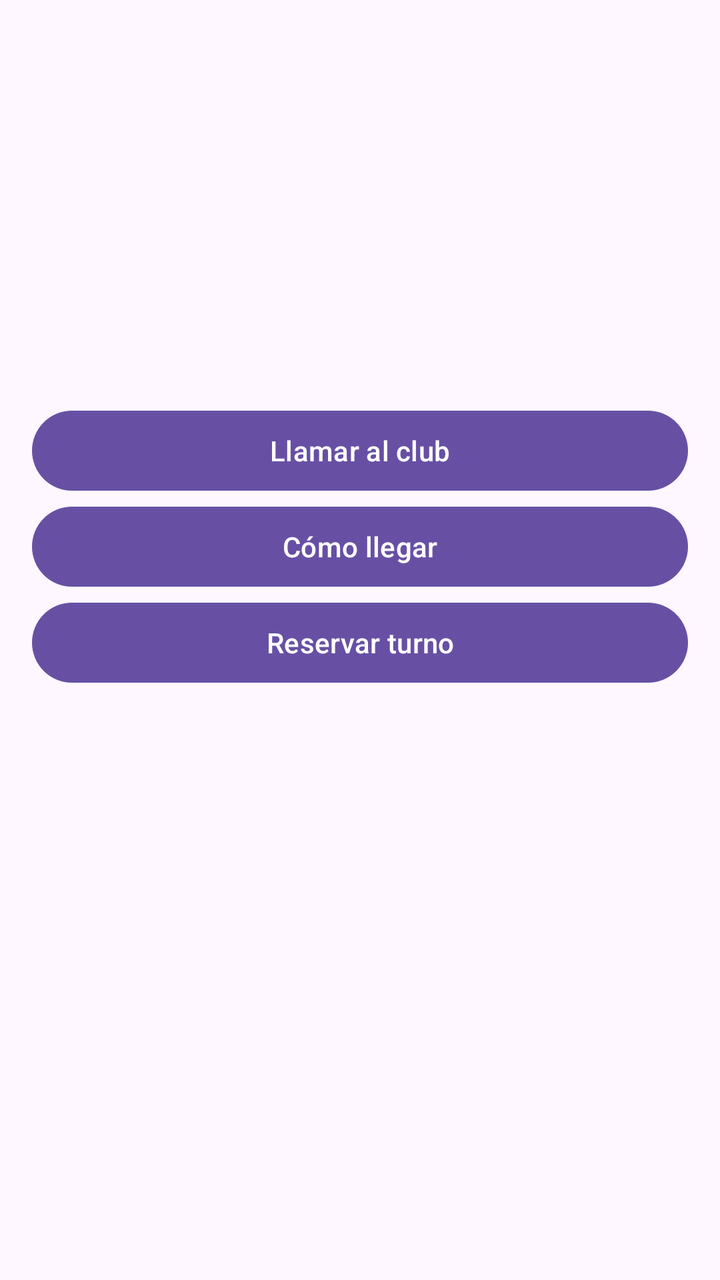
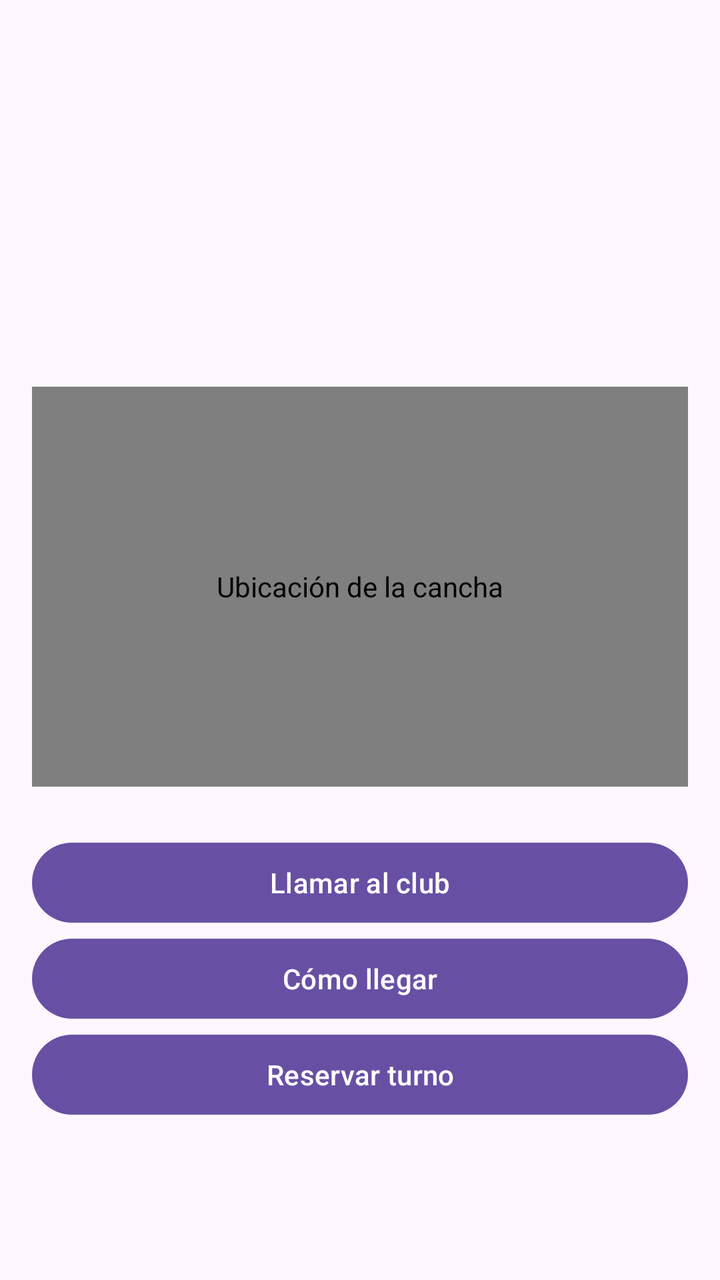

The first picture is an Android layout as it rendered before a commit; the second is the same layout after the commit. The layout source and the unified diff follow.
<!-- AndroidManifest.xml: application theme Theme.ReservasCanchas -->
<!-- res/layout/activity_detalle_cancha.xml -->
<?xml version="1.0" encoding="utf-8"?>
<LinearLayout xmlns:android="http://schemas.android.com/apk/res/android"
    android:layout_width="match_parent"
    android:layout_height="match_parent"
    android:orientation="vertical">

    <com.google.android.material.appbar.MaterialToolbar
        android:id="@+id/toolbar"
        android:layout_width="match_parent"
        android:layout_height="?attr/actionBarSize" />

    <ScrollView
        android:layout_width="match_parent"
        android:layout_height="0dp"
        android:layout_weight="1">

        <LinearLayout
            android:layout_width="match_parent"
            android:layout_height="wrap_content"
            android:orientation="vertical"
            android:padding="16dp">

            <TextView
                android:id="@+id/textoClub"
                android:layout_width="wrap_content"
                android:layout_height="wrap_content"
                android:textAppearance="?attr/textAppearanceHeadlineSmall" />

            <TextView
                android:id="@+id/textoDeporte"
                android:layout_width="wrap_content"
                android:layout_height="wrap_content"
                android:layout_marginTop="8dp" />

            <TextView
                android:id="@+id/textoDireccion"
                android:layout_width="wrap_content"
                android:layout_height="wrap_content" />

            <TextView
                android:id="@+id/textoPrecio"
                android:layout_width="wrap_content"
                android:layout_height="wrap_content"
                android:textStyle="bold" />

            <Button
                android:id="@+id/botonLlamar"
                android:layout_width="match_parent"
                android:layout_height="wrap_content"
                android:layout_marginTop="24dp"
                android:text="@string/llamar_al_club" />

            <Button
                android:id="@+id/botonMapa"
                android:layout_width="match_parent"
                android:layout_height="wrap_content"
                android:text="@string/como_llegar" />

            <Button
                android:id="@+id/botonReservar"
                android:layout_width="match_parent"
                android:layout_height="wrap_content"
                android:text="@string/reservar_turno" />

            <TextView
                android:id="@+id/textoUltimaReserva"
                android:layout_width="wrap_content"
                android:layout_height="wrap_content"
                android:layout_marginTop="16dp"
                android:freezesText="true" />

        </LinearLayout>
    </ScrollView>

</LinearLayout>
<!-- resources referenced by this layout -->
<resources>
  <string name="como_llegar">Cómo llegar</string>
  <string name="llamar_al_club">Llamar al club</string>
  <string name="reservar_turno">Reservar turno</string>
  <style name="Theme.ReservasCanchas" parent="Theme.Material3.DayNight.NoActionBar" />
</resources>

<!-- the commit's change to res/layout/activity_detalle_cancha.xml (unified diff, before → after) -->
@@ -43,6 +43,14 @@
                 android:layout_height="wrap_content"
                 android:textStyle="bold" />
 
+            
+            <org.osmdroid.views.MapView
+                android:id="@+id/mapa"
+                android:layout_width="match_parent"
+                android:layout_height="200dp"
+                android:layout_marginTop="16dp"
+                android:contentDescription="@string/mapa_descripcion" />
+
             <Button
                 android:id="@+id/botonLlamar"
                 android:layout_width="match_parent"
<!-- resource entries referenced after the edit -->
@@ -2,6 +2,7 @@
 <resources>
   <string name="como_llegar">Cómo llegar</string>
   <string name="llamar_al_club">Llamar al club</string>
+  <string name="mapa_descripcion">Ubicación de la cancha</string>
   <string name="reservar_turno">Reservar turno</string>
   <style name="Theme.ReservasCanchas" parent="Theme.Material3.DayNight.NoActionBar" />
 </resources>
